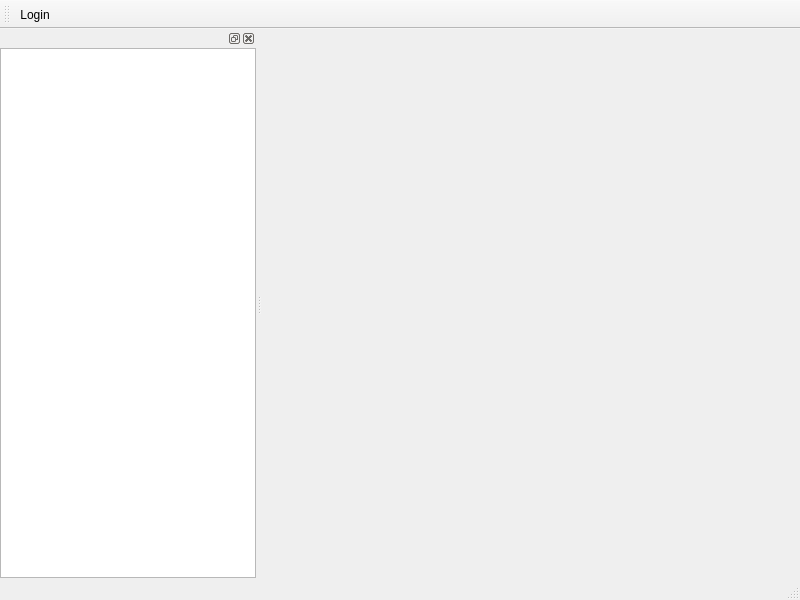
Qt form client.ui (kaniol-lck/Paperless-Client) before a commit.
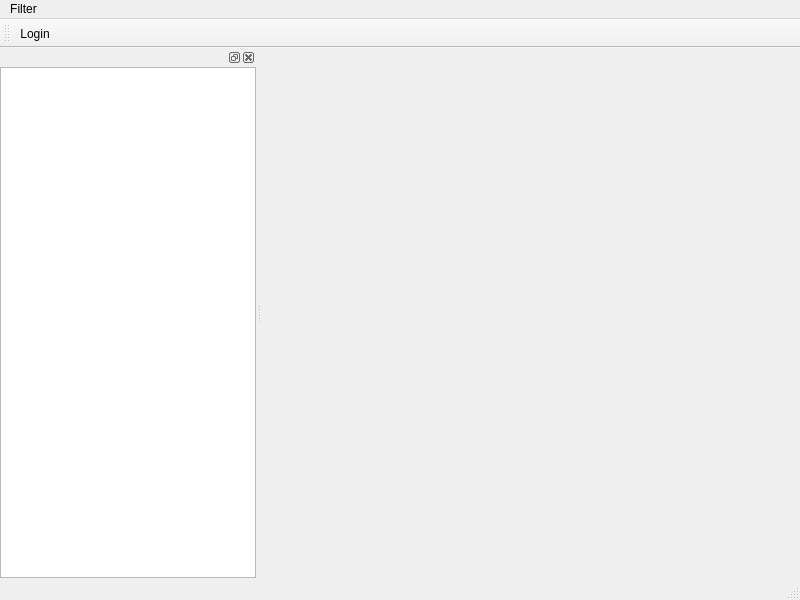
The same form after that commit. Custom widgets are drawn as their Qt base class.

What changed in the file:
```diff
--- a/client.ui
+++ b/client.ui
@@ -23,6 +23,12 @@
      <height>26</height>
     </rect>
    </property>
+   <widget class="QMenu" name="menuFilter">
+    <property name="title">
+     <string>Filter</string>
+    </property>
+   </widget>
+   <addaction name="menuFilter"/>
   </widget>
   <widget class="QStatusBar" name="statusbar"/>
   <widget class="QToolBar" name="toolBar">
@@ -59,7 +65,17 @@
       <number>0</number>
      </property>
      <item>
-      <widget class="WindowSelectorWidget" name="pageTreeView"/>
+      <widget class="WindowSelectorWidget" name="pageTreeView">
+       <property name="editTriggers">
+        <set>QAbstractItemView::EditTrigger::NoEditTriggers</set>
+       </property>
+       <property name="rootIsDecorated">
+        <bool>false</bool>
+       </property>
+       <attribute name="headerVisible">
+        <bool>false</bool>
+       </attribute>
+      </widget>
      </item>
     </layout>
    </widget>
```
Left out of the diff: 7 changed lines with no effect on the pictures.
